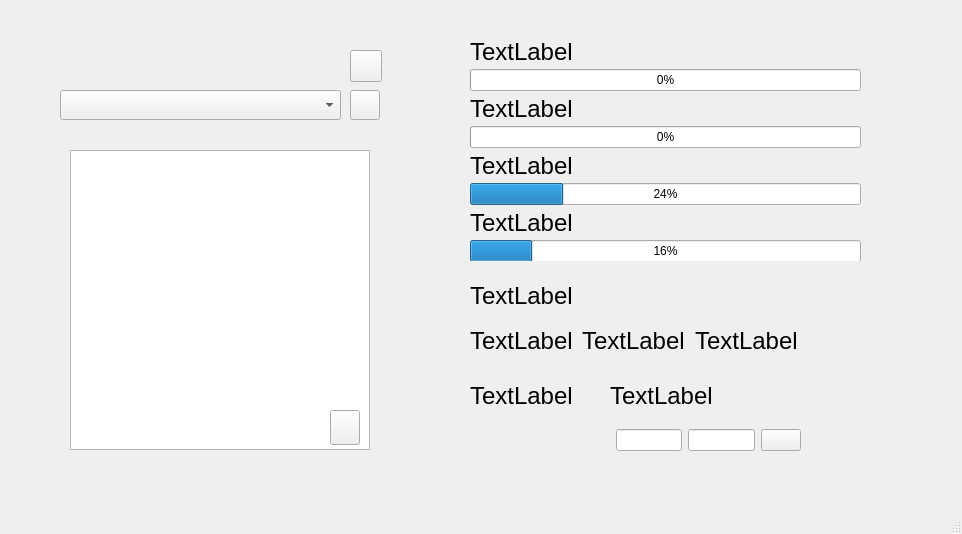
OLiwerFig/robot_app, file mainwindow.ui: the form before one commit.
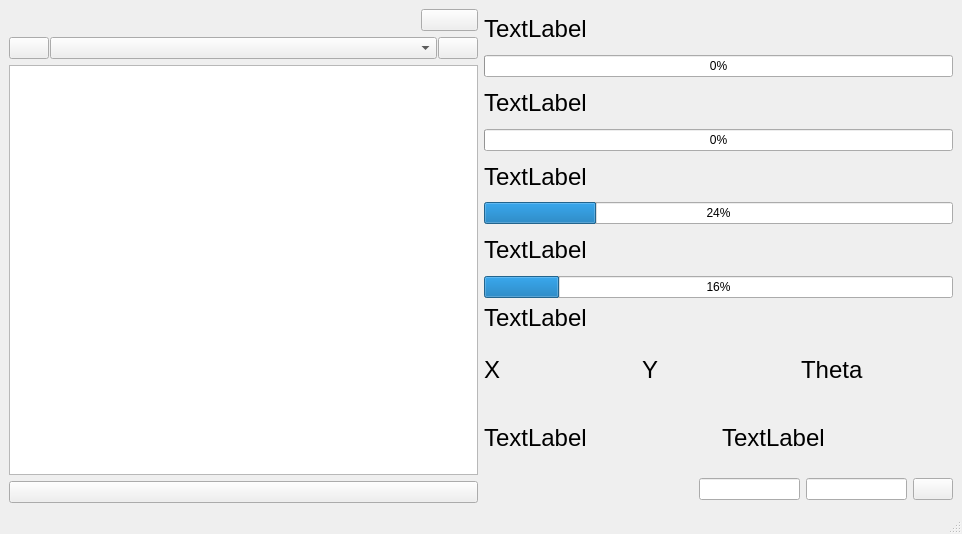
The form after the commit.

Diff of the .ui file:
```diff
--- a/mainwindow.ui
+++ b/mainwindow.ui
@@ -14,211 +14,132 @@
    <string>MainWindow</string>
   </property>
   <widget class="QWidget" name="centralwidget">
+   <layout class="QHBoxLayout" name="horizontalLayout_6">
+    <item>
+     <layout class="QHBoxLayout" name="main">
+      <property name="sizeConstraint">
+       <enum>QLayout::SetNoConstraint</enum>
+      </property>
+      <item>
+       <layout class="QVBoxLayout" name="verticalLayout_7" stretch="1,4">
+        <item>
+         <layout class="QVBoxLayout" name="verticalLayout_5">
+          <item>
+           <layout class="QHBoxLayout" name="horizontalLayout_5" stretch="1,6,1">
+            <item>
    <widget class="QLabel" name="ledIndicator">
-    <property name="geometry">
-     <rect>
-      <x>70</x>
-      <y>50</y>
-      <width>30</width>
-      <height>30</height>
-     </rect>
-    </property>
     <property name="text">
      <string/>
     </property>
    </widget>
-   <widget class="QPushButton" name="refreshButton">
-    <property name="geometry">
-     <rect>
-      <x>350</x>
-      <y>50</y>
-      <width>32</width>
-      <height>32</height>
-     </rect>
-    </property>
-    <property name="text">
-     <string/>
-    </property>
-   </widget>
+            </item>
+            <item>
    <widget class="QLabel" name="statusLabel">
-    <property name="geometry">
-     <rect>
-      <x>110</x>
-      <y>50</y>
-      <width>230</width>
-      <height>30</height>
-     </rect>
-    </property>
+              <property name="text">
+               <string/>
+              </property>
+             </widget>
+            </item>
+            <item>
+             <widget class="QPushButton" name="refreshButton">
     <property name="text">
      <string/>
     </property>
    </widget>
-   <widget class="QComboBox" name="comboBoxSerialPorts">
-    <property name="geometry">
-     <rect>
-      <x>60</x>
-      <y>90</y>
-      <width>281</width>
-      <height>30</height>
-     </rect>
-    </property>
-   </widget>
+            </item>
+           </layout>
+          </item>
+          <item>
+           <layout class="QHBoxLayout" name="horizontalLayout_4" stretch="0,84884,2">
+            <property name="spacing">
+             <number>1</number>
+            </property>
+            <property name="sizeConstraint">
+             <enum>QLayout::SetDefaultConstraint</enum>
+            </property>
+            <item>
+             <widget class="QPushButton" name="languageButton">
+              <property name="sizePolicy">
+               <sizepolicy hsizetype="Preferred" vsizetype="Preferred">
+                <horstretch>0</horstretch>
+                <verstretch>0</verstretch>
+               </sizepolicy>
+              </property>
+              <property name="text">
+               <string/>
+              </property>
+             </widget>
+            </item>
+            <item>
+             <widget class="QComboBox" name="comboBoxSerialPorts"/>
+            </item>
+            <item>
    <widget class="QPushButton" name="buttonConnect">
-    <property name="geometry">
-     <rect>
-      <x>350</x>
-      <y>90</y>
-      <width>30</width>
-      <height>30</height>
-     </rect>
-    </property>
     <property name="text">
      <string/>
     </property>
    </widget>
-   <widget class="QLabel" name="send_target">
-    <property name="geometry">
-     <rect>
-      <x>610</x>
-      <y>380</y>
-      <width>111</width>
-      <height>31</height>
-     </rect>
-    </property>
-    <property name="font">
-     <font>
-      <family>Arial</family>
-      <pointsize>18</pointsize>
-     </font>
-    </property>
-    <property name="text">
-     <string>TextLabel</string>
-    </property>
-   </widget>
-   <widget class="QWidget" name="layoutWidget">
-    <property name="geometry">
-     <rect>
-      <x>470</x>
-      <y>420</y>
-      <width>331</width>
-      <height>41</height>
-     </rect>
-    </property>
-    <layout class="QHBoxLayout" name="horizontalLayout" stretch="1,1,1,1,0">
-     <item>
-      <widget class="QLabel" name="labelTargetX">
-       <property name="font">
-        <font>
-         <family>Arial</family>
-         <pointsize>18</pointsize>
-        </font>
-       </property>
-       <property name="text">
-        <string/>
-       </property>
-      </widget>
-     </item>
-     <item>
-      <widget class="QLabel" name="labelTargetY">
-       <property name="font">
-        <font>
-         <family>Arial</family>
-         <pointsize>18</pointsize>
-        </font>
-       </property>
-       <property name="text">
-        <string/>
-       </property>
-      </widget>
-     </item>
-     <item>
-      <widget class="QLineEdit" name="lineEditTargetX"/>
+            </item>
+           </layout>
+          </item>
+         </layout>
      </item>
      <item>
-      <widget class="QLineEdit" name="lineEditTargetY"/>
-     </item>
+         <layout class="QVBoxLayout" name="verticalLayout_6">
      <item>
-      <widget class="QPushButton" name="buttonSendTarget">
-       <property name="text">
-        <string/>
-       </property>
-       <property name="autoDefault">
-        <bool>false</bool>
-       </property>
-      </widget>
-     </item>
-    </layout>
-   </widget>
-   <widget class="QLabel" name="actualTarget">
-    <property name="geometry">
-     <rect>
-      <x>470</x>
-      <y>380</y>
-      <width>151</width>
-      <height>31</height>
-     </rect>
-    </property>
-    <property name="font">
-     <font>
-      <family>Arial</family>
-      <pointsize>18</pointsize>
-     </font>
-    </property>
-    <property name="text">
-     <string>TextLabel</string>
-    </property>
-   </widget>
-   <widget class="QLabel" name="actual_position">
-    <property name="geometry">
-     <rect>
-      <x>470</x>
-      <y>280</y>
-      <width>241</width>
-      <height>31</height>
-     </rect>
-    </property>
-    <property name="font">
-     <font>
-      <family>Arial</family>
-      <pointsize>18</pointsize>
-     </font>
-    </property>
-    <property name="text">
-     <string>TextLabel</string>
-    </property>
-   </widget>
    <widget class="QGraphicsView" name="graphicsView">
-    <property name="geometry">
-     <rect>
-      <x>70</x>
-      <y>150</y>
-      <width>300</width>
-      <height>300</height>
-     </rect>
-    </property>
-   </widget>
+            <property name="sizePolicy">
+             <sizepolicy hsizetype="Preferred" vsizetype="Preferred">
+              <horstretch>0</horstretch>
+              <verstretch>0</verstretch>
+             </sizepolicy>
+            </property>
+            <property name="minimumSize">
+             <size>
+              <width>200</width>
+              <height>200</height>
+             </size>
+            </property>
+            <property name="maximumSize">
+             <size>
+              <width>2000</width>
+              <height>2000</height>
+             </size>
+            </property>
+            <property name="sizeIncrement">
+             <size>
+              <width>1000</width>
+              <height>1000</height>
+             </size>
+            </property>
+           </widget>
+          </item>
+          <item>
    <widget class="QPushButton" name="clearButton">
-    <property name="geometry">
-     <rect>
-      <x>330</x>
-      <y>410</y>
-      <width>30</width>
-      <height>35</height>
-     </rect>
+            <property name="enabled">
+             <bool>true</bool>
+            </property>
+            <property name="acceptDrops">
+             <bool>false</bool>
+            </property>
+            <property name="layoutDirection">
+             <enum>Qt::LeftToRight</enum>
+            </property>
+            <property name="autoFillBackground">
+             <bool>false</bool>
     </property>
     <property name="text">
      <string/>
     </property>
    </widget>
-   <widget class="QWidget" name="layoutWidget">
-    <property name="geometry">
-     <rect>
-      <x>470</x>
-      <y>40</y>
-      <width>391</width>
-      <height>221</height>
-     </rect>
-    </property>
+          </item>
+         </layout>
+        </item>
+       </layout>
+      </item>
+      <item>
+       <layout class="QVBoxLayout" name="verticalLayout_4" stretch="3,1,1">
+        <item>
     <layout class="QVBoxLayout" name="verticalLayout">
      <item>
       <widget class="QLabel" name="pwn_text_L">
@@ -316,16 +237,23 @@
       </widget>
      </item>
     </layout>
-   </widget>
-   <widget class="QWidget" name="layoutWidget">
-    <property name="geometry">
-     <rect>
-      <x>470</x>
-      <y>310</y>
-      <width>331</width>
-      <height>61</height>
-     </rect>
-    </property>
+        </item>
+        <item>
+         <layout class="QVBoxLayout" name="verticalLayout_3" stretch="0,4">
+          <item>
+           <widget class="QLabel" name="actual_position">
+            <property name="font">
+             <font>
+              <family>Arial</family>
+              <pointsize>18</pointsize>
+             </font>
+            </property>
+            <property name="text">
+             <string>TextLabel</string>
+            </property>
+           </widget>
+          </item>
+          <item>
     <layout class="QHBoxLayout" name="horizontalLayout_2">
      <item>
       <widget class="QLabel" name="labelPosY">
@@ -336,7 +264,7 @@
         </font>
        </property>
        <property name="text">
-        <string>TextLabel</string>
+               <string>X</string>
        </property>
       </widget>
      </item>
@@ -349,7 +277,7 @@
         </font>
        </property>
        <property name="text">
-        <string>TextLabel</string>
+               <string>Y</string>
        </property>
       </widget>
      </item>
@@ -365,12 +293,99 @@
         <number>1</number>
        </property>
        <property name="text">
+               <string>Theta</string>
+              </property>
+             </widget>
+            </item>
+           </layout>
+          </item>
+         </layout>
+        </item>
+        <item>
+         <layout class="QVBoxLayout" name="verticalLayout_2">
+          <item>
+           <layout class="QHBoxLayout" name="horizontalLayout_3">
+            <item>
+             <widget class="QLabel" name="actualTarget">
+              <property name="font">
+               <font>
+                <family>Arial</family>
+                <pointsize>18</pointsize>
+               </font>
+              </property>
+              <property name="text">
         <string>TextLabel</string>
        </property>
       </widget>
      </item>
-    </layout>
-   </widget>
+            <item>
+             <widget class="QLabel" name="send_target">
+              <property name="font">
+               <font>
+                <family>Arial</family>
+                <pointsize>18</pointsize>
+               </font>
+              </property>
+              <property name="text">
+               <string>TextLabel</string>
+              </property>
+             </widget>
+            </item>
+           </layout>
+          </item>
+          <item>
+           <layout class="QHBoxLayout" name="horizontalLayout" stretch="1,1,1,1,0">
+            <item>
+             <widget class="QLabel" name="labelTargetX">
+              <property name="font">
+               <font>
+                <family>Arial</family>
+                <pointsize>18</pointsize>
+               </font>
+              </property>
+              <property name="text">
+               <string/>
+              </property>
+             </widget>
+            </item>
+            <item>
+             <widget class="QLabel" name="labelTargetY">
+              <property name="font">
+               <font>
+                <family>Arial</family>
+                <pointsize>18</pointsize>
+               </font>
+              </property>
+              <property name="text">
+               <string/>
+              </property>
+             </widget>
+            </item>
+            <item>
+             <widget class="QLineEdit" name="lineEditTargetX"/>
+            </item>
+            <item>
+             <widget class="QLineEdit" name="lineEditTargetY"/>
+            </item>
+            <item>
+             <widget class="QPushButton" name="buttonSendTarget">
+              <property name="text">
+               <string/>
+              </property>
+              <property name="autoDefault">
+               <bool>false</bool>
+              </property>
+             </widget>
+            </item>
+           </layout>
+          </item>
+         </layout>
+        </item>
+       </layout>
+      </item>
+     </layout>
+    </item>
+   </layout>
   </widget>
   <widget class="QMenuBar" name="menubar">
    <property name="geometry">
```
Left out of the diff: 2 changed lines with no effect on the pictures. Lines whose indentation alone changed are shown as unchanged.
